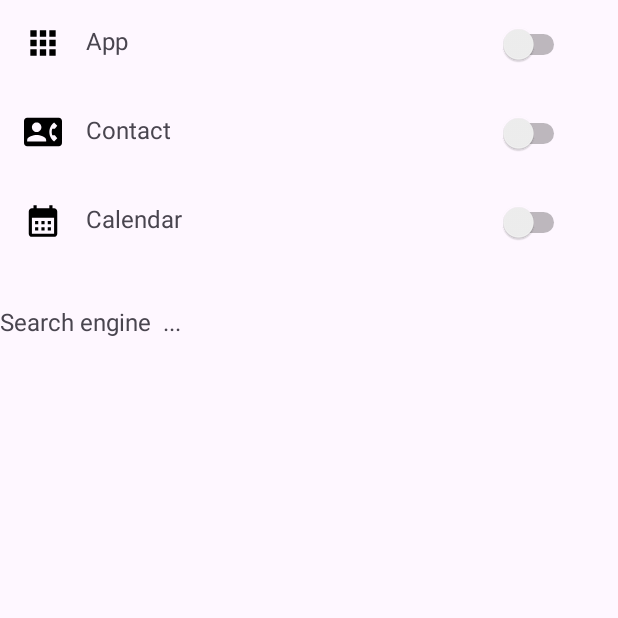
After one commit to EsmaeeilMoradi/AppSearchSample, an Android app: the SettingsActivity screen opened directly, with no data from a screen before it, on a phone screen of 412 x 824 dp, the top half of it. The commit adds this screen. Run offline under Robolectric (Android 15) with nearby library versions, the phone set to English and light mode, and no system bars.

Commit message:
Feature: Add Settings to the application.
Implement UI for Settings.

```diff
--- a/app/src/main/AndroidManifest.xml
+++ b/app/src/main/AndroidManifest.xml
@@ -15,6 +15,9 @@
         android:theme="@style/Theme.AppSearchSample"
         tools:targetApi="31">
         <activity
+            android:name=".SettingsActivity"
+            android:exported="false" />
+        <activity
             android:name=".MainActivity"
             android:exported="true">
             <intent-filter>
--- a/app/src/main/java/com/esm/appsearchsample/MainActivity.java
+++ b/app/src/main/java/com/esm/appsearchsample/MainActivity.java
@@ -12,6 +12,7 @@ import android.os.Bundle;
 import android.text.Editable;
 import android.text.TextWatcher;
 import android.util.Log;
+import android.view.View;
 import android.widget.EditText;
 import android.widget.Toast;
 
@@ -154,6 +155,15 @@ public class MainActivity extends AppCompatActivity implements GlobalSearchListA
                 myListData.clear();
             }
         });
+
+        findViewById(R.id.img_settings).setOnClickListener(new View.OnClickListener() {
+            @Override
+            public void onClick(View v) {
+
+                Intent intent = new Intent(MainActivity.this,SettingsActivity.class);
+                startActivity(intent);
+            }
+        });
     }
 
     @Override
--- /dev/null
+++ b/app/src/main/java/com/esm/appsearchsample/SettingsActivity.java
@@ -0,0 +1,14 @@
+package com.esm.appsearchsample;
+
+import androidx.appcompat.app.AppCompatActivity;
+
+import android.os.Bundle;
+
+public class SettingsActivity extends AppCompatActivity {
+
+    @Override
+    protected void onCreate(Bundle savedInstanceState) {
+        super.onCreate(savedInstanceState);
+        setContentView(R.layout.activity_settings);
+    }
+}
--- /dev/null
+++ b/app/src/main/res/drawable/baseline_apps_24.xml
@@ -0,0 +1,5 @@
+<vector android:height="24dp" android:tint="#000000"
+    android:viewportHeight="24" android:viewportWidth="24"
+    android:width="24dp" xmlns:android="http://schemas.android.com/apk/res/android">
+    <path android:fillColor="@android:color/white" android:pathData="M4,8h4L8,4L4,4v4zM10,20h4v-4h-4v4zM4,20h4v-4L4,16v4zM4,14h4v-4L4,10v4zM10,14h4v-4h-4v4zM16,4v4h4L20,4h-4zM10,8h4L14,4h-4v4zM16,14h4v-4h-4v4zM16,20h4v-4h-4v4z"/>
+</vector>
--- /dev/null
+++ b/app/src/main/res/drawable/baseline_calendar_month_24.xml
@@ -0,0 +1,5 @@
+<vector android:height="24dp" android:tint="#000000"
+    android:viewportHeight="24" android:viewportWidth="24"
+    android:width="24dp" xmlns:android="http://schemas.android.com/apk/res/android">
+    <path android:fillColor="@android:color/white" android:pathData="M19,4h-1V2h-2v2H8V2H6v2H5C3.89,4 3.01,4.9 3.01,6L3,20c0,1.1 0.89,2 2,2h14c1.1,0 2,-0.9 2,-2V6C21,4.9 20.1,4 19,4zM19,20H5V10h14V20zM9,14H7v-2h2V14zM13,14h-2v-2h2V14zM17,14h-2v-2h2V14zM9,18H7v-2h2V18zM13,18h-2v-2h2V18zM17,18h-2v-2h2V18z"/>
+</vector>
--- /dev/null
+++ b/app/src/main/res/drawable/baseline_contact_phone_24.xml
@@ -0,0 +1,5 @@
+<vector android:height="24dp" android:tint="#000000"
+    android:viewportHeight="24" android:viewportWidth="24"
+    android:width="24dp" xmlns:android="http://schemas.android.com/apk/res/android">
+    <path android:fillColor="@android:color/white" android:pathData="M22,3L2,3C0.9,3 0,3.9 0,5v14c0,1.1 0.9,2 2,2h20c1.1,0 1.99,-0.9 1.99,-2L24,5c0,-1.1 -0.9,-2 -2,-2zM8,6c1.66,0 3,1.34 3,3s-1.34,3 -3,3 -3,-1.34 -3,-3 1.34,-3 3,-3zM14,18L2,18v-1c0,-2 4,-3.1 6,-3.1s6,1.1 6,3.1v1zM17.85,14h1.64L21,16l-1.99,1.99c-1.31,-0.98 -2.28,-2.38 -2.73,-3.99 -0.18,-0.64 -0.28,-1.31 -0.28,-2s0.1,-1.36 0.28,-2c0.45,-1.62 1.42,-3.01 2.73,-3.99L21,8l-1.51,2h-1.64c-0.22,0.63 -0.35,1.3 -0.35,2s0.13,1.37 0.35,2z"/>
+</vector>
--- /dev/null
+++ b/app/src/main/res/drawable/baseline_settings_24.xml
@@ -0,0 +1,5 @@
+<vector android:height="24dp" android:tint="#000000"
+    android:viewportHeight="24" android:viewportWidth="24"
+    android:width="24dp" xmlns:android="http://schemas.android.com/apk/res/android">
+    <path android:fillColor="@android:color/white" android:pathData="M19.14,12.94c0.04,-0.3 0.06,-0.61 0.06,-0.94c0,-0.32 -0.02,-0.64 -0.07,-0.94l2.03,-1.58c0.18,-0.14 0.23,-0.41 0.12,-0.61l-1.92,-3.32c-0.12,-0.22 -0.37,-0.29 -0.59,-0.22l-2.39,0.96c-0.5,-0.38 -1.03,-0.7 -1.62,-0.94L14.4,2.81c-0.04,-0.24 -0.24,-0.41 -0.48,-0.41h-3.84c-0.24,0 -0.43,0.17 -0.47,0.41L9.25,5.35C8.66,5.59 8.12,5.92 7.63,6.29L5.24,5.33c-0.22,-0.08 -0.47,0 -0.59,0.22L2.74,8.87C2.62,9.08 2.66,9.34 2.86,9.48l2.03,1.58C4.84,11.36 4.8,11.69 4.8,12s0.02,0.64 0.07,0.94l-2.03,1.58c-0.18,0.14 -0.23,0.41 -0.12,0.61l1.92,3.32c0.12,0.22 0.37,0.29 0.59,0.22l2.39,-0.96c0.5,0.38 1.03,0.7 1.62,0.94l0.36,2.54c0.05,0.24 0.24,0.41 0.48,0.41h3.84c0.24,0 0.44,-0.17 0.47,-0.41l0.36,-2.54c0.59,-0.24 1.13,-0.56 1.62,-0.94l2.39,0.96c0.22,0.08 0.47,0 0.59,-0.22l1.92,-3.32c0.12,-0.22 0.07,-0.47 -0.12,-0.61L19.14,12.94zM12,15.6c-1.98,0 -3.6,-1.62 -3.6,-3.6s1.62,-3.6 3.6,-3.6s3.6,1.62 3.6,3.6S13.98,15.6 12,15.6z"/>
+</vector>
--- a/app/src/main/res/layout/activity_main.xml
+++ b/app/src/main/res/layout/activity_main.xml
@@ -12,7 +12,6 @@
         android:layout_height="60dp"
         android:gravity="center"
         android:orientation="horizontal"
-
         app:layout_constraintEnd_toEndOf="parent"
         app:layout_constraintStart_toStartOf="parent"
         app:layout_constraintTop_toTopOf="parent">
@@ -27,6 +26,14 @@
             android:padding="16dp"
             android:textColorHint="#7f7f7f"
             android:textSize="16sp" />
+
+        <ImageButton
+            android:id="@+id/img_settings"
+            android:layout_height="35dp"
+            android:layout_width="35dp"
+            android:background="@drawable/baseline_settings_24"
+            android:layout_margin="16dp" />
+
     </LinearLayout>
 
     <androidx.recyclerview.widget.RecyclerView
--- /dev/null
+++ b/app/src/main/res/layout/activity_settings.xml
@@ -0,0 +1,126 @@
+<?xml version="1.0" encoding="utf-8"?>
+<androidx.constraintlayout.widget.ConstraintLayout xmlns:android="http://schemas.android.com/apk/res/android"
+    xmlns:app="http://schemas.android.com/apk/res-auto"
+    xmlns:tools="http://schemas.android.com/tools"
+    android:layout_width="match_parent"
+    android:layout_height="match_parent"
+    tools:context=".SettingsActivity">
+
+    <LinearLayout
+        android:id="@+id/linearLayoutParent"
+        android:layout_width="match_parent"
+        android:layout_height="wrap_content"
+        android:orientation="vertical"
+        app:layout_constraintEnd_toEndOf="parent"
+        app:layout_constraintStart_toStartOf="parent"
+        app:layout_constraintTop_toTopOf="parent">
+
+        <LinearLayout
+            android:id="@+id/layout_app"
+            android:layout_width="match_parent"
+            android:layout_height="wrap_content"
+            android:orientation="horizontal"
+            android:padding="16dp">
+
+            <ImageView
+                android:layout_width="25dp"
+                android:layout_height="25dp"
+                android:src="@drawable/baseline_apps_24" />
+
+            <TextView
+                android:layout_width="wrap_content"
+                android:layout_height="match_parent"
+                android:layout_marginStart="16dp"
+                android:text="App"
+                android:textSize="16sp" />
+
+            <TextView
+                android:layout_width="0dp"
+                android:layout_height="wrap_content"
+                android:layout_weight="1" />
+
+            <Switch
+                android:layout_width="wrap_content"
+                android:layout_height="wrap_content"
+                android:layout_marginEnd="16dp"
+                tools:ignore="UseSwitchCompatOrMaterialXml" />
+        </LinearLayout>
+
+
+        <LinearLayout
+            android:id="@+id/layout_contact"
+            android:layout_width="match_parent"
+            android:layout_height="wrap_content"
+            android:orientation="horizontal"
+            android:padding="16dp">
+
+            <ImageView
+                android:layout_width="25dp"
+                android:layout_height="25dp"
+                android:src="@drawable/baseline_contact_phone_24" />
+
+            <TextView
+                android:layout_width="wrap_content"
+                android:layout_height="match_parent"
+                android:layout_marginStart="16dp"
+                android:text="Contact"
+                android:textSize="16sp" />
+
+            <TextView
+                android:layout_width="0dp"
+                android:layout_height="wrap_content"
+                android:layout_weight="1" />
+
+            <Switch
+                android:layout_width="wrap_content"
+                android:layout_height="wrap_content"
+                android:layout_marginEnd="16dp"
+                tools:ignore="UseSwitchCompatOrMaterialXml" />
+        </LinearLayout>
+
+
+        <LinearLayout
+            android:id="@+id/layout_calendar"
+            android:layout_width="match_parent"
+            android:layout_height="wrap_content"
+            android:orientation="horizontal"
+            android:padding="16dp">
+
+            <ImageView
+                android:layout_width="25dp"
+                android:layout_height="25dp"
+                android:src="@drawable/baseline_calendar_month_24" />
+
+            <TextView
+                android:layout_width="wrap_content"
+                android:layout_height="match_parent"
+                android:layout_marginStart="16dp"
+                android:text="Calendar"
+                android:textSize="16sp" />
+
+            <TextView
+                android:layout_width="0dp"
+                android:layout_height="wrap_content"
+                android:layout_weight="1" />
+
+            <Switch
+                android:layout_width="wrap_content"
+                android:layout_height="wrap_content"
+                android:layout_marginEnd="16dp"
+                tools:ignore="UseSwitchCompatOrMaterialXml" />
+        </LinearLayout>
+
+
+    </LinearLayout>
+
+
+    <TextView
+        android:layout_width="wrap_content"
+        android:layout_height="wrap_content"
+        android:layout_marginTop="25dp"
+        android:text="Search engine  ... "
+        app:layout_constraintStart_toStartOf="parent"
+        android:textSize="16sp"
+        app:layout_constraintTop_toBottomOf="@+id/linearLayoutParent" />
+
+</androidx.constraintlayout.widget.ConstraintLayout>
```
Also changed, not shown: 1 other file.
